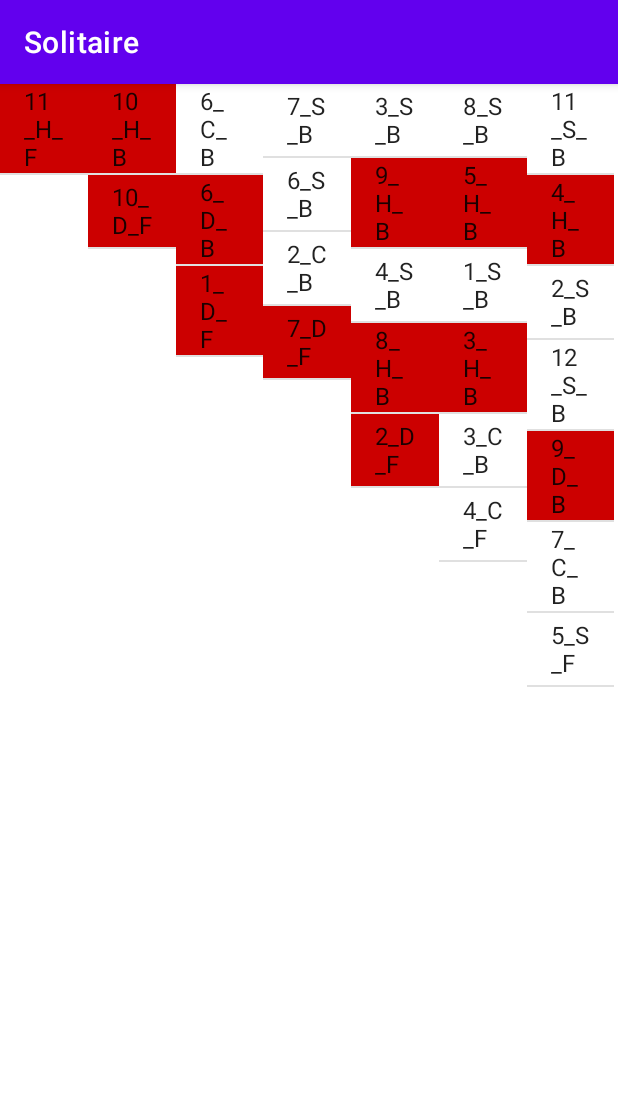
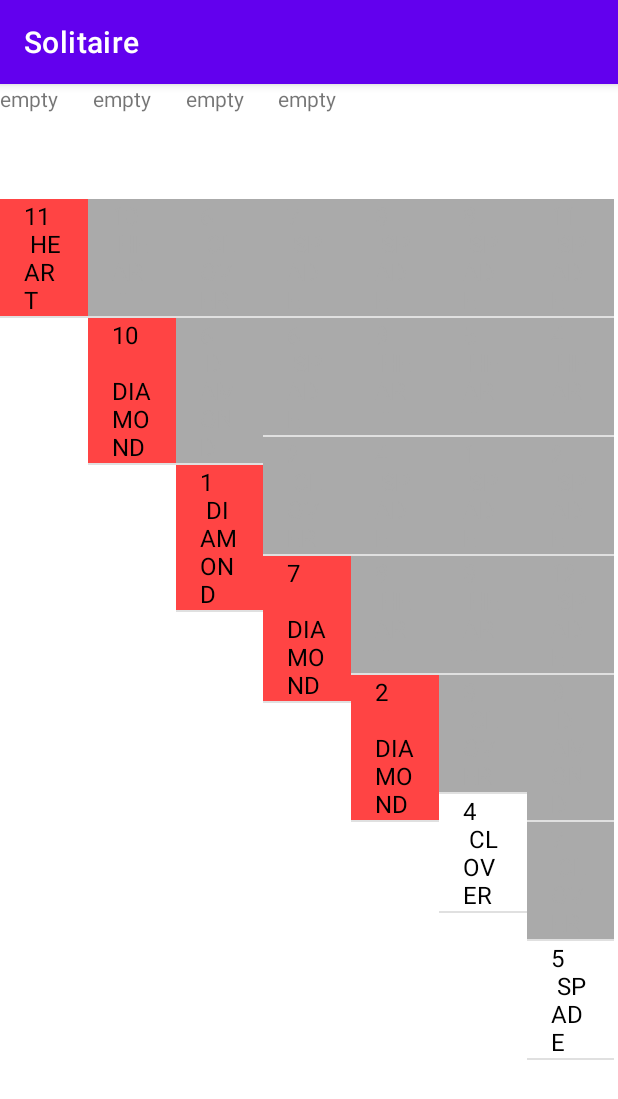
Before and after one commit to kurramkurram/solitaire, an Android app: the screen it shows after launch (MainActivity), on a phone screen of 412 x 824 dp. Shown: the top 1099 px of the screen. Run offline under Robolectric (Android 15) with nearby library versions, the phone set to English and light mode, and no system bars.

Commit message:
[Update] Solitaire table outline

```diff
--- a/app/src/main/java/io/github/kurramkurram/solitaire/view/CardListAdapter.kt
+++ b/app/src/main/java/io/github/kurramkurram/solitaire/view/CardListAdapter.kt
@@ -7,6 +7,8 @@ import android.view.ViewGroup
 import android.widget.ArrayAdapter
 import android.widget.TextView
 import io.github.kurramkurram.solitaire.data.TrumpCard
+import io.github.kurramkurram.solitaire.util.L
+import io.github.kurramkurram.solitaire.util.SIDE
 
 class CardListAdapter(context: Context, list: List<TrumpCard>) :
     ArrayAdapter<TrumpCard>(context, 0, list) {
@@ -20,14 +22,33 @@ class CardListAdapter(context: Context, list: List<TrumpCard>) :
         }
 
         val data = getItem(position)
-        val text = "${data!!.number.ordinal}_${data.pattern.name[0]}_${data.side.name[0]}"
+        val text = "${data!!.number.ordinal} \n ${data.pattern.name}"
         view!!.findViewById<TextView>(android.R.id.text1).apply {
             this.text = text
-            if (data.pattern.ordinal % 2 != 0) {
-                setBackgroundColor(resources.getColor(android.R.color.holo_red_dark, null))
+            val backgroundColor: Int
+            val textColor: Int
+            when (data.side) {
+                SIDE.FRONT -> {
+                    backgroundColor = if (data.pattern.ordinal % 2 != 0) {
+                        android.R.color.holo_red_light
+                    } else {
+                        android.R.color.white
+                    }
+                    textColor = android.R.color.black
+                }
+                SIDE.BACK -> {
+                    backgroundColor = android.R.color.darker_gray
+                    textColor = android.R.color.darker_gray
+                }
             }
+            setBackgroundColor(resources.getColor(backgroundColor, null))
+            setTextColor(resources.getColor(textColor, null))
         }
 
         return view
     }
+
+    companion object {
+        private const val TAG = "CardListAdapter"
+    }
 }
--- a/app/src/main/java/io/github/kurramkurram/solitaire/view/SolitaireFragment.kt
+++ b/app/src/main/java/io/github/kurramkurram/solitaire/view/SolitaireFragment.kt
@@ -4,7 +4,6 @@ import android.os.Bundle
 import android.view.LayoutInflater
 import android.view.View
 import android.view.ViewGroup
-import android.widget.Adapter
 import android.widget.AdapterView
 import android.widget.AdapterView.OnItemClickListener
 import android.widget.ListView
@@ -66,7 +65,6 @@ class SolitaireFragment : Fragment(), OnItemClickListener {
                         position
                     )
                 )
-
                 L.d(TAG, "#onItemClick view = ${listView.id} ret = $ret")
             }
         }
--- a/app/src/main/java/io/github/kurramkurram/solitaire/viewmodel/SolitaireViewModel.kt
+++ b/app/src/main/java/io/github/kurramkurram/solitaire/viewmodel/SolitaireViewModel.kt
@@ -50,6 +50,9 @@ class SolitaireViewModel : ViewModel() {
         }
 
         for ((i, list) in layoutList.withIndex()) {
+            if (list.isEmpty()) {
+                return false
+            }
             val last = list.last()
 
             if (canMoveToLayout(card, last, list)) {
--- a/app/src/main/res/layout/fragment_solitaire.xml
+++ b/app/src/main/res/layout/fragment_solitaire.xml
@@ -4,6 +4,83 @@
     android:layout_width="match_parent"
     android:layout_height="match_parent"
     android:orientation="vertical">
+
+    <androidx.constraintlayout.widget.ConstraintLayout
+        android:id="@+id/layout_stock_and_found"
+        android:layout_width="match_parent"
+        android:layout_height="0dp"
+        android:orientation="horizontal"
+        app:layout_constraintHeight_percent="0.1"
+        app:layout_constraintStart_toStartOf="parent"
+        app:layout_constraintTop_toTopOf="parent">
+
+        <androidx.constraintlayout.widget.ConstraintLayout
+            android:id="@+id/layout_found"
+            android:layout_width="0dp"
+            android:layout_height="match_parent"
+            app:layout_constraintStart_toStartOf="parent"
+            app:layout_constraintTop_toTopOf="parent"
+            app:layout_constraintWidth_percent="0.6">
+
+            <TextView
+                android:id="@+id/found_spade"
+                style="@style/SolitaireFoundationStyle"
+                app:layout_constraintStart_toStartOf="parent"
+                app:layout_constraintTop_toTopOf="parent" />
+
+            <TextView
+                android:id="@+id/found_heart"
+                style="@style/SolitaireFoundationStyle"
+                app:layout_constraintStart_toEndOf="@id/found_spade"
+                app:layout_constraintTop_toTopOf="parent" />
+
+            <TextView
+                android:id="@+id/found_clover"
+                style="@style/SolitaireFoundationStyle"
+                app:layout_constraintStart_toEndOf="@id/found_heart"
+                app:layout_constraintTop_toTopOf="parent" />
+
+            <TextView
+                android:id="@+id/found_diamond"
+                style="@style/SolitaireFoundationStyle"
+                app:layout_constraintStart_toEndOf="@id/found_clover"
+                app:layout_constraintTop_toTopOf="parent" />
+        </androidx.constraintlayout.widget.ConstraintLayout>
+
+        <androidx.constraintlayout.widget.ConstraintLayout
+            android:id="@+id/layout_stock"
+            android:layout_width="0dp"
+            android:layout_height="match_parent"
+            app:layout_constraintStart_toEndOf="@id/layout_found"
+            app:layout_constraintTop_toTopOf="parent"
+            app:layout_constraintWidth_percent="0.4">
+
+            <TextView
+                android:id="@+id/stock_front"
+                android:layout_width="0dp"
+                android:layout_height="match_parent"
+                app:layout_constraintStart_toStartOf="parent"
+                app:layout_constraintTop_toTopOf="parent"
+                app:layout_constraintWidth_percent="0.5" />
+
+            <TextView
+                android:id="@+id/stock_back"
+                android:layout_width="0dp"
+                android:layout_height="match_parent"
+                app:layout_constraintStart_toEndOf="@id/stock_front"
+                app:layout_constraintTop_toTopOf="parent"
+                app:layout_constraintWidth_percent="0.5" />
+
+        </androidx.constraintlayout.widget.ConstraintLayout>
+    </androidx.constraintlayout.widget.ConstraintLayout>
+
+    <androidx.constraintlayout.widget.ConstraintLayout
+        android:layout_width="match_parent"
+        android:layout_height="0dp"
+        android:orientation="vertical"
+        app:layout_constraintHeight_percent="0.9"
+        app:layout_constraintStart_toStartOf="parent"
+        app:layout_constraintTop_toBottomOf="@id/layout_stock_and_found">
 
         <ListView
             android:id="@+id/listView0"
@@ -47,6 +124,8 @@
             app:layout_constraintStart_toEndOf="@id/listView5"
             app:layout_constraintTop_toTopOf="parent" />
 
+    </androidx.constraintlayout.widget.ConstraintLayout>
+
     <!--    <androidx.cardview.widget.CardView-->
     <!--        android:layout_width="30dp"-->
     <!--        android:layout_height="50dp"-->
--- a/app/src/main/res/values/themes.xml
+++ b/app/src/main/res/values/themes.xml
@@ -19,4 +19,11 @@
         <item name="layout_constraintWidth_percent">0.142</item>
         <item name="android:layout_height">match_parent</item>
     </style>
+
+    <style name="SolitaireFoundationStyle">
+        <item name="android:layout_width">0dp</item>
+        <item name="android:layout_height">match_parent</item>
+        <item name="layout_constraintWidth_percent">0.25</item>
+        <item name="android:text">empty</item>
+    </style>
 </resources>
```
Lines whose indentation alone changed are shown as unchanged.
